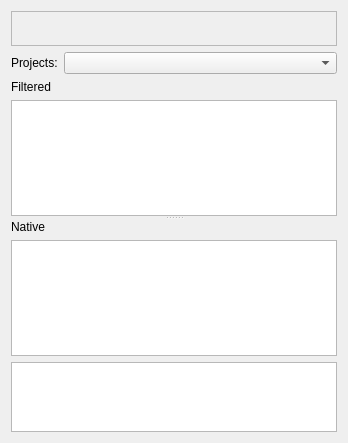
First picture: the form in v2/branches/xupmanager/gui/XUPProjectManager.ui, repository testmana2/mks, before the edit.
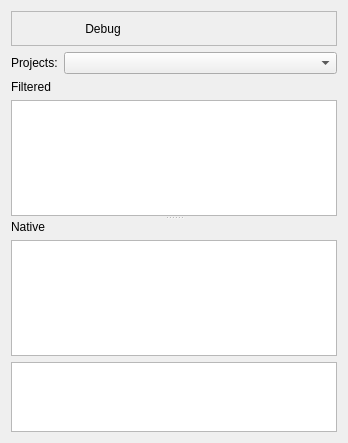
Second picture: the form after the edit.

Commit message: Introduce a debug button for debugging purpose

```diff
--- a/v2/branches/xupmanager/gui/XUPProjectManager.ui
+++ b/v2/branches/xupmanager/gui/XUPProjectManager.ui
@@ -54,6 +54,22 @@
         </property>
        </widget>
       </item>
+      <item>
+       <widget class="QToolButton" name="tbDebug" >
+        <property name="text" >
+         <string>Debug</string>
+        </property>
+        <property name="iconSize" >
+         <size>
+          <width>22</width>
+          <height>22</height>
+         </size>
+        </property>
+        <property name="autoRaise" >
+         <bool>true</bool>
+        </property>
+       </widget>
+      </item>
       <item>
        <spacer name="horizontalSpacer" >
         <property name="orientation" >
```
The commit also changes 2 other files.
